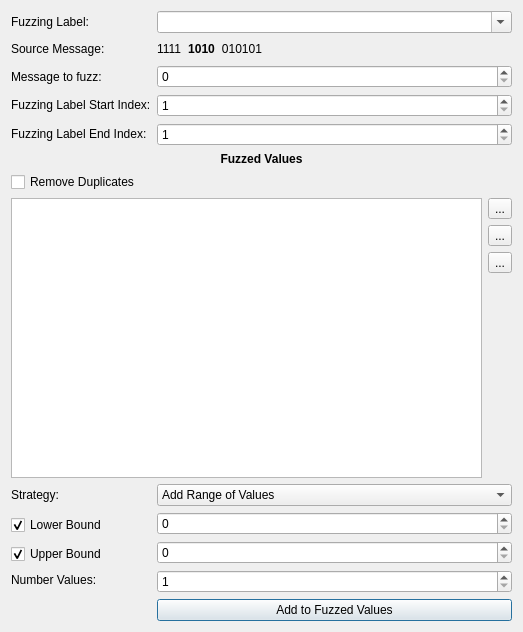
Above: data/ui/fuzzing.ui from jopohl/urh before the change. Below: the same form after it.
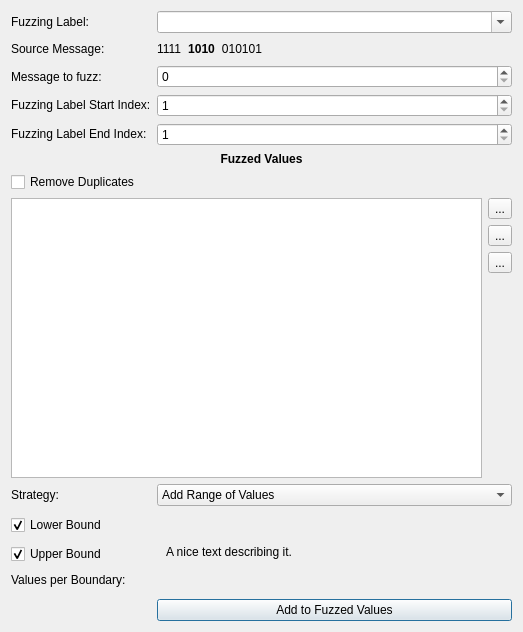
That is the form after the change. The open tabs and pages were chosen to show the change. Icons and pictures are not drawn. Custom widgets are drawn as their Qt base class.

```diff
--- a/data/ui/fuzzing.ui
+++ b/data/ui/fuzzing.ui
@@ -170,7 +170,7 @@
           </sizepolicy>
          </property>
          <property name="text">
-          <string>Number Values:</string>
+          <string>Values per Boundary:</string>
          </property>
         </widget>
        </item>
@@ -506,6 +506,20 @@
        </item>
       </layout>
      </widget>
+     <widget class="QWidget" name="pageDeBruijn">
+      <layout class="QVBoxLayout" name="verticalLayout_8">
+       <item>
+        <widget class="QLabel" name="labelDeBruijn">
+         <property name="text">
+          <string>&lt;html&gt;&lt;head/&gt;&lt;body&gt;&lt;p&gt;A nice text describing it.&lt;/p&gt;&lt;/body&gt;&lt;/html&gt;</string>
+         </property>
+         <property name="wordWrap">
+          <bool>true</bool>
+         </property>
+        </widget>
+       </item>
+      </layout>
+     </widget>
     </widget>
    </item>
    <item row="1" column="0">
```
Left out of the diff: 1 changed line with no effect on the pictures.
